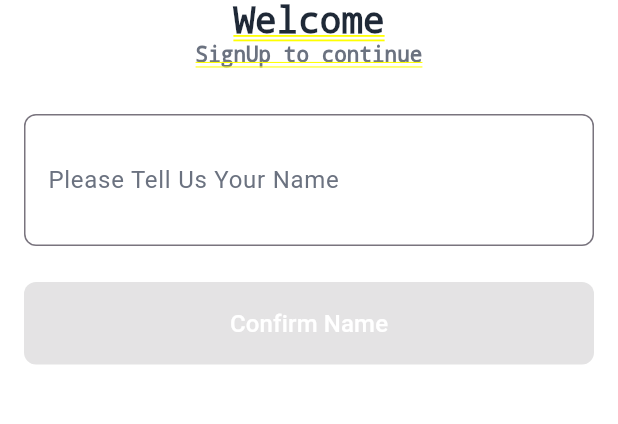
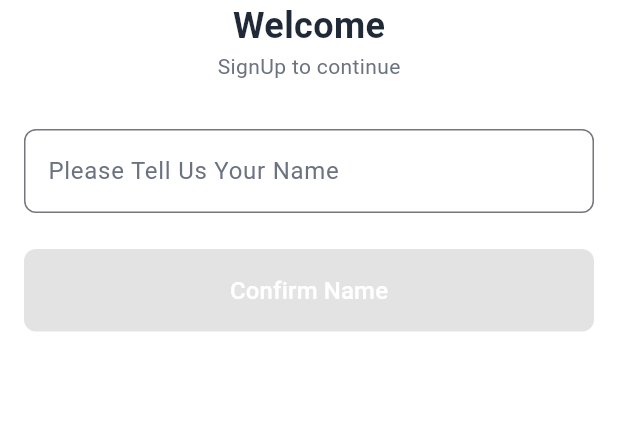
Before and after one commit to rajchheda242/oruphones_app, a Flutter app: the ConfirmNameView screen opened by its route, on a phone screen of 412 x 824 dp, the part 84-508 px from its top. Run offline on Flutter 3.47's test engine with Material 3 defaults, Android fonts, the phone set to English and light mode, and no system bars; our stand-ins replace dio, firebase_core, firebase_messaging, lottie, permission_handler, stacked and 2 more; accounts and stored records are empty; network calls fail.

Commit message:
Wrap authentication views with Scaffold for proper navigation and theming
- Add Scaffold widget to login, confirm name, and verify OTP views
- Set primary theme color and white background in main.dart
- Maintain existing view layout and functionality within Scaffold body

```diff
--- a/lib/main.dart
+++ b/lib/main.dart
@@ -16,6 +16,10 @@ class MyApp extends StatelessWidget {
   Widget build(BuildContext context) {
     return MaterialApp(
       title: 'OruPhones',
+      theme: ThemeData(
+        primarySwatch: Colors.blue,
+        scaffoldBackgroundColor: Colors.white,
+      ),
       navigatorKey: StackedService.navigatorKey,
       onGenerateRoute: StackedRouter().onGenerateRoute,
     );
--- a/lib/ui/views/auth/confirm_name_view.dart
+++ b/lib/ui/views/auth/confirm_name_view.dart
@@ -13,7 +13,8 @@ class ConfirmNameView extends StackedView<ConfirmNameViewModel> {
   @override
   Widget builder(
       BuildContext context, ConfirmNameViewModel viewModel, Widget? child) {
-    return Container(
+    return Scaffold(
+      body: Container(
         padding: const EdgeInsets.all(16),
         decoration: BoxDecoration(
           color: Colors.white,
@@ -39,6 +40,7 @@ class ConfirmNameView extends StackedView<ConfirmNameViewModel> {
               _buildNameInput(viewModel),
               _buildConfirmButton(viewModel),
             ],
+          ),
         ),
       ),
     );
--- a/lib/ui/views/auth/login_view.dart
+++ b/lib/ui/views/auth/login_view.dart
@@ -13,7 +13,8 @@ class LoginView extends StackedView<LoginViewModel> {
   @override
   Widget builder(
       BuildContext context, LoginViewModel viewModel, Widget? child) {
-    return Container(
+    return Scaffold(
+      body: Container(
         padding: const EdgeInsets.all(16),
         decoration: BoxDecoration(
           color: Colors.white,
@@ -54,6 +55,7 @@ class LoginView extends StackedView<LoginViewModel> {
               _buildTermsAndConditions(viewModel),
               _buildNextButton(viewModel),
             ],
+          ),
         ),
       ),
     );
--- a/lib/ui/views/auth/verify_otp_view.dart
+++ b/lib/ui/views/auth/verify_otp_view.dart
@@ -15,7 +15,8 @@ class VerifyOtpView extends StackedView<VerifyOtpViewModel> {
   @override
   Widget builder(
       BuildContext context, VerifyOtpViewModel viewModel, Widget? child) {
-    return Container(
+    return Scaffold(
+      body: Container(
         padding: const EdgeInsets.all(16),
         decoration: BoxDecoration(
           color: Colors.white,
@@ -35,6 +36,7 @@ class VerifyOtpView extends StackedView<VerifyOtpViewModel> {
               _buildResendOtp(viewModel),
               _buildVerifyButton(viewModel),
             ],
+          ),
         ),
       ),
     );
```
Lines whose indentation alone changed are shown as unchanged.
